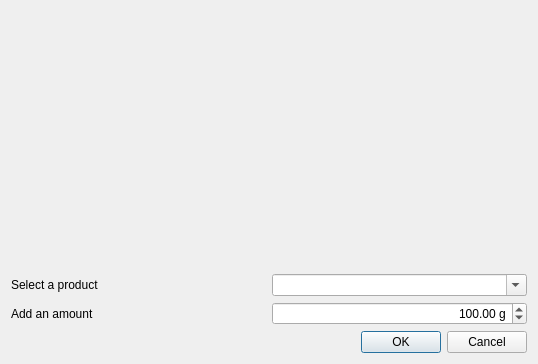
Before: the Qt Designer form caloriestracker/ui/frmMealsAdd.ui in turulomio/caloriestracker, drawn with Qt 5.
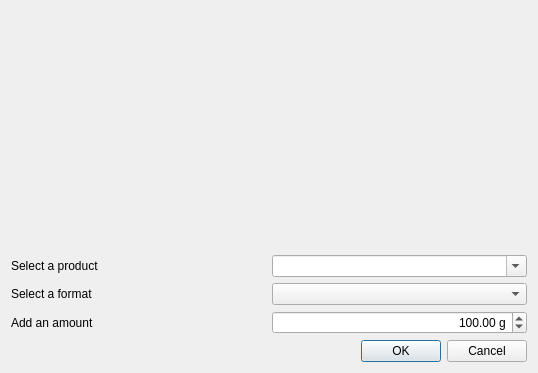
After: the same form once the commit is applied. Icons and pictures are not drawn. Custom widgets are drawn as their Qt base class.

Commit message: Added formats support

The edit to the form file:
```diff
--- a/caloriestracker/ui/frmMealsAdd.ui
+++ b/caloriestracker/ui/frmMealsAdd.ui
@@ -10,7 +10,7 @@
     <x>0</x>
     <y>0</y>
     <width>538</width>
-    <height>364</height>
+    <height>373</height>
    </rect>
   </property>
   <property name="windowTitle">
@@ -64,6 +64,24 @@
        </item>
       </layout>
      </item>
+     <item>
+      <layout class="QHBoxLayout" name="horizontalLayout_4">
+       <item>
+        <widget class="QLabel" name="label_4">
+         <property name="text">
+          <string>Select a format</string>
+         </property>
+        </widget>
+       </item>
+       <item>
+        <widget class="QComboBox" name="cmbFormats">
+         <property name="editable">
+          <bool>false</bool>
+         </property>
+        </widget>
+       </item>
+      </layout>
+     </item>
      <item>
       <layout class="QHBoxLayout" name="horizontalLayout">
        <item>
```
The commit also changes 23 other files.
